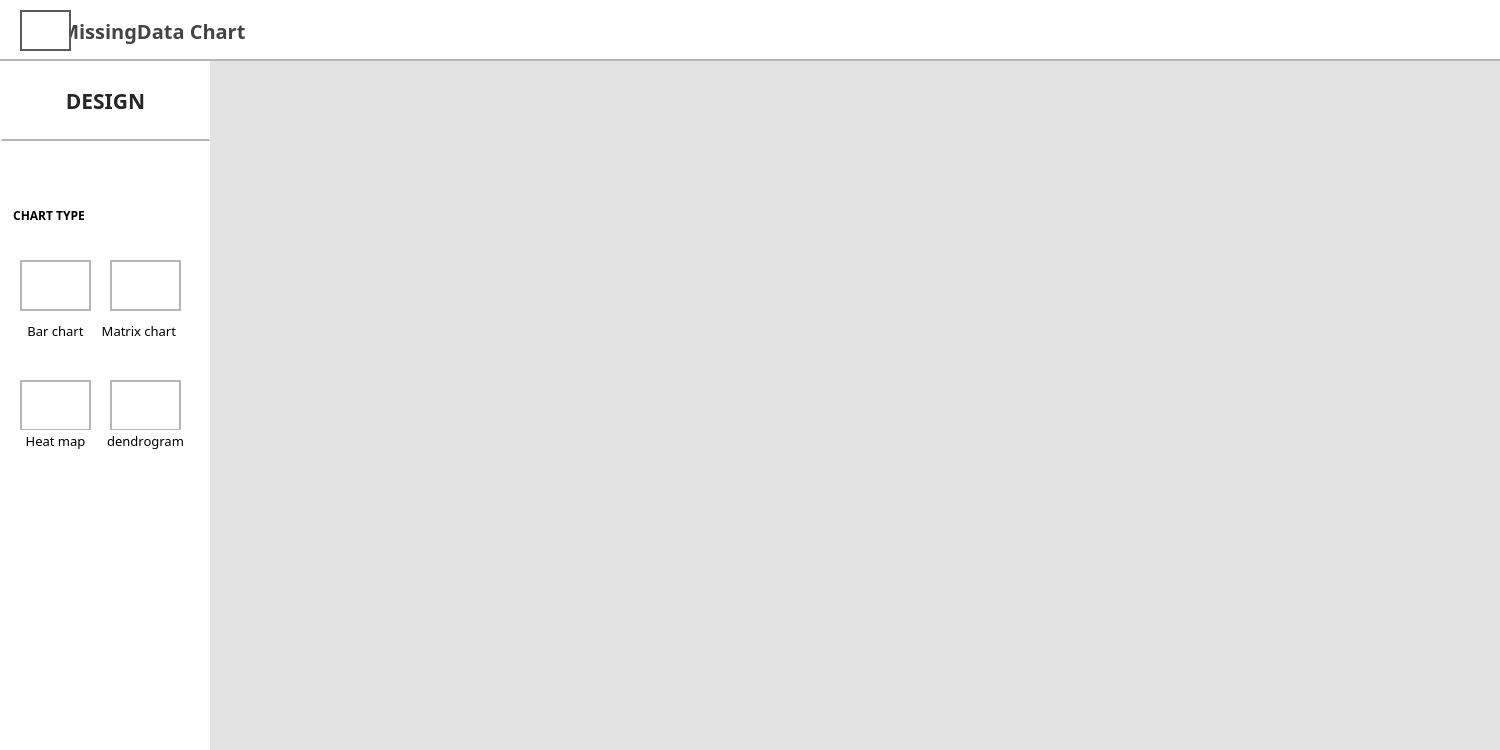
Above: processChartUI.ui from gkswlsdbal/Data-Visualization before the change. Below: the same form after it.
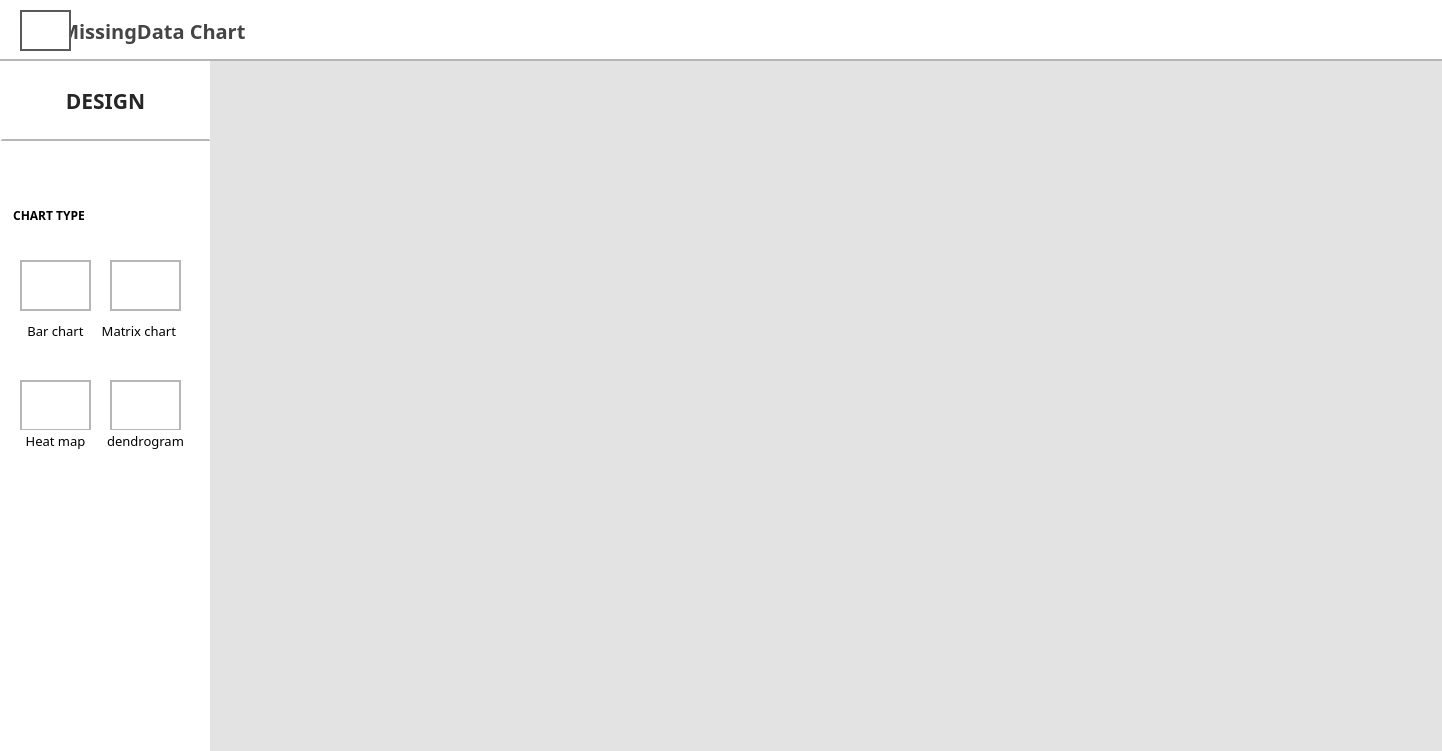
That is the form after the change. Icons and pictures are not drawn.

What changed in the file:
```diff
--- a/processChartUI.ui
+++ b/processChartUI.ui
@@ -6,8 +6,8 @@
    <rect>
     <x>0</x>
     <y>0</y>
-    <width>1500</width>
-    <height>750</height>
+    <width>1442</width>
+    <height>751</height>
    </rect>
   </property>
   <property name="windowTitle">
@@ -80,7 +80,7 @@
     <rect>
      <x>250</x>
      <y>90</y>
-     <width>1201</width>
+     <width>1161</width>
      <height>621</height>
     </rect>
    </property>
@@ -439,8 +439,8 @@
    </property>
    <property name="geometry">
     <rect>
-     <x>1440</x>
-     <y>700</y>
+     <x>1380</x>
+     <y>710</y>
      <width>61</width>
      <height>48</height>
     </rect>
@@ -477,7 +477,7 @@
    </property>
    <property name="geometry">
     <rect>
-     <x>1440</x>
+     <x>1370</x>
      <y>710</y>
      <width>61</width>
      <height>41</height>
```
